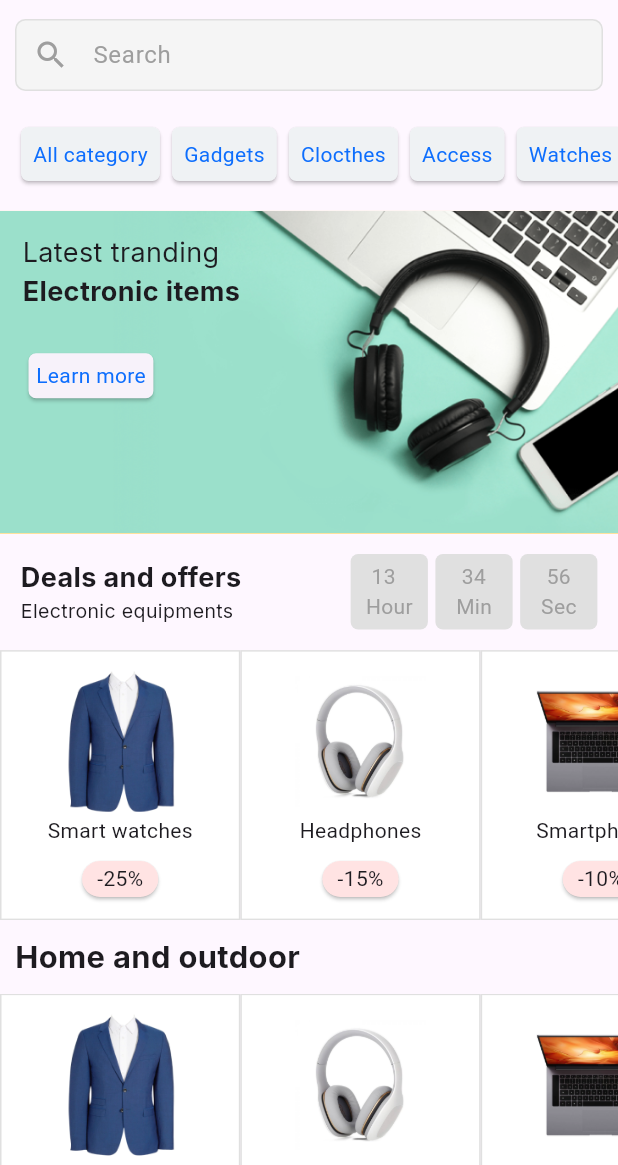
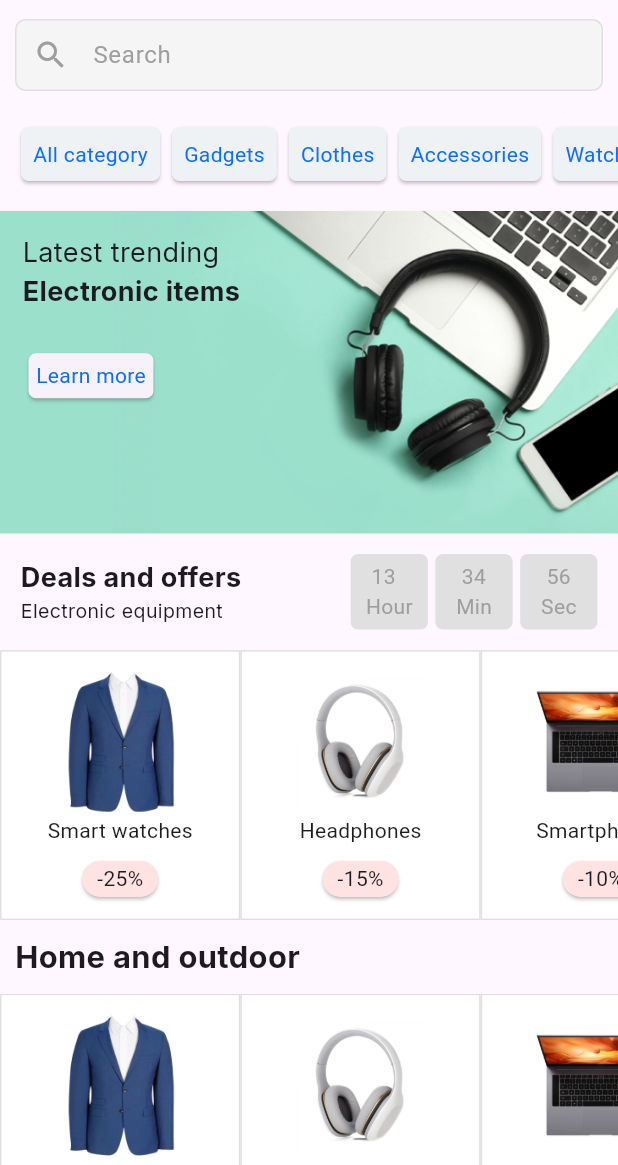
Before and after one commit to asliddinCoDeR77/online_marketplace, a Flutter app: the screen it shows after launch, on a phone screen of 412 x 824 dp, the part 71-1236 px from its top. Run offline on Flutter 3.47's test engine with Material 3 defaults, Android fonts, the phone set to English and light mode, and no system bars; our stand-ins replace flutter_screenutil, flutter_svg, gap, go_router, google_fonts.

```diff
--- a/online_marketplace/lib/ui/screens/home_screen.dart
+++ b/online_marketplace/lib/ui/screens/home_screen.dart
@@ -4,7 +4,7 @@ import 'package:flutter_screenutil/flutter_screenutil.dart';
 import 'package:flutter_svg/flutter_svg.dart';
 import 'package:gap/gap.dart';
 import 'package:google_fonts/google_fonts.dart';
-import 'package:marketplace/ui/screens/itemlist_screen.dart';
+import 'package:go_router/go_router.dart';
 import 'package:marketplace/ui/widgets/custom_drawer.dart';
 
 class HomeScreen extends StatelessWidget {
@@ -13,8 +13,8 @@ class HomeScreen extends StatelessWidget {
   final List<String> categories = [
     "All category",
     "Gadgets",
-    "Clocthes",
-    "Access",
+    "Clothes",
+    "Accessories",
     "Watches",
     "Phones",
   ];
@@ -85,7 +85,6 @@ class HomeScreen extends StatelessWidget {
           ),
         ],
       ),
-
       body: SingleChildScrollView(
         child: Column(
           crossAxisAlignment: CrossAxisAlignment.start,
@@ -94,11 +93,7 @@ class HomeScreen extends StatelessWidget {
               padding: const EdgeInsets.all(10),
               child: TextFormField(
                 onTap: () {
-                  Navigator.push(context, CupertinoPageRoute(
-                    builder: (context) {
-                      return const ItemlistScreen();
-                    },
-                  ));
+                  context.go('/itemlist');
                 },
                 decoration: InputDecoration(
                   contentPadding: const EdgeInsets.all(10),
@@ -160,7 +155,7 @@ class HomeScreen extends StatelessWidget {
                   crossAxisAlignment: CrossAxisAlignment.start,
                   children: [
                     Text(
-                      "Latest tranding",
+                      "Latest trending",
                       style: GoogleFonts.inter(
                         fontSize: 18,
                       ),
@@ -207,7 +202,7 @@ class HomeScreen extends StatelessWidget {
                         ),
                       ),
                       Text(
-                        "Electronic equipments",
+                        "Electronic equipment",
                         style: GoogleFonts.inter(
                           fontSize: 13,
                         ),
@@ -427,8 +422,6 @@ class HomeScreen extends StatelessWidget {
                 },
               ),
             ),
-
-
             Container(
               width: size,
               height: 50,
--- a/online_marketplace/pubspec.yaml
+++ b/online_marketplace/pubspec.yaml
@@ -13,6 +13,7 @@ dependencies:
   flutter_screenutil: ^5.9.3
   flutter_svg: ^2.0.10+1
   gap: ^3.0.1
+  go_router: ^14.2.3
   google_fonts: ^6.2.1
 
 dev_dependencies:
```
Also changed, not shown: online_marketplace/lib/ui/screens/cart_screen.dart (+3 -7 lines), online_marketplace/lib/ui/screens/details_screen.dart (+6 -12 lines), online_marketplace/lib/ui/screens/itemlist_screen.dart (+4 -14 lines), online_marketplace/lib/ui/widgets/go_routes.dart (added, +29 -0 lines), online_marketplace/pubspec.lock.
